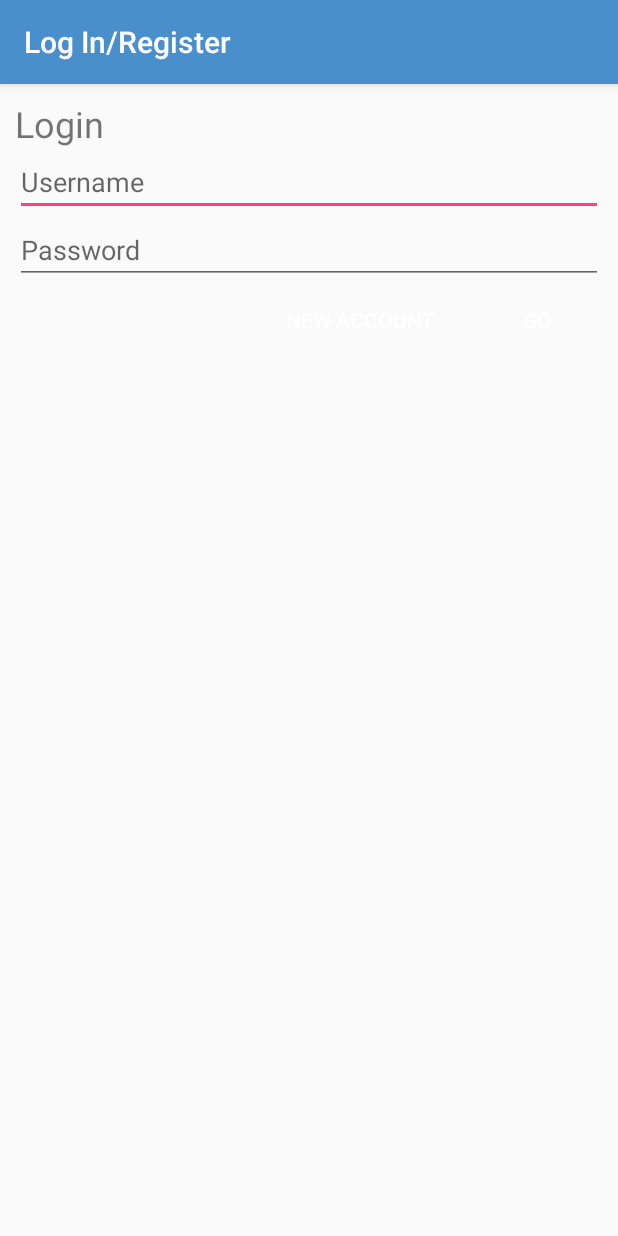
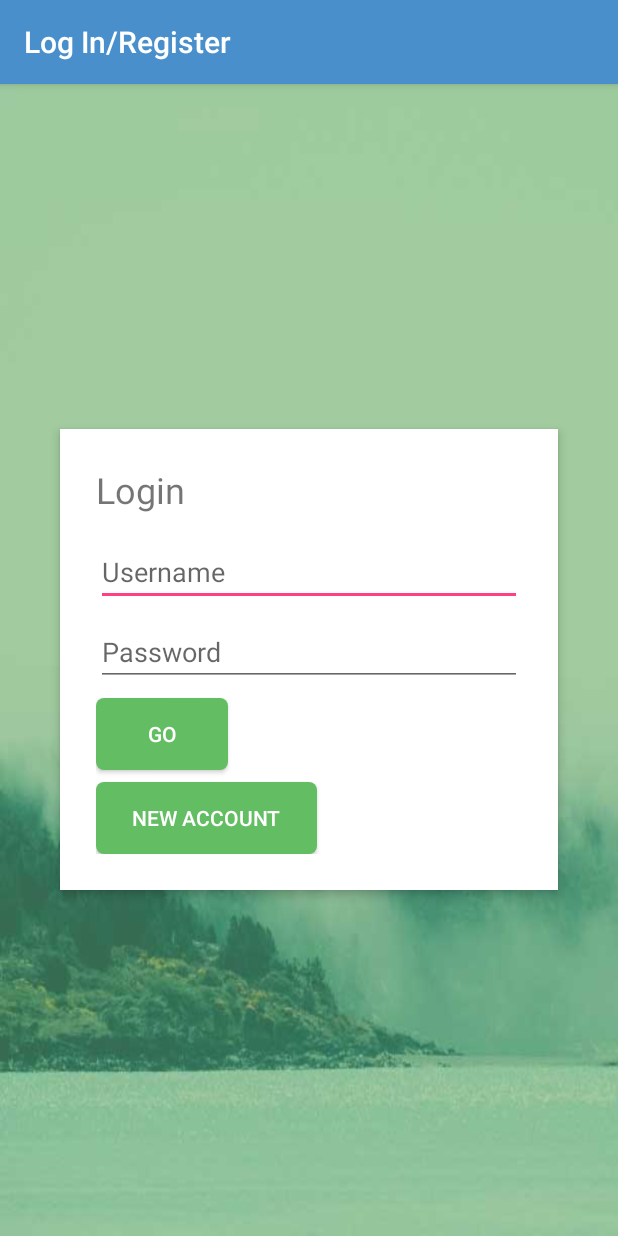
Before and after one commit to Ben-Wu/PayShare, an Android app: the screen it shows after launch (LoginActivity), on a phone screen of 412 x 824 dp. Run offline under Robolectric (Android 15) with nearby library versions, the phone set to English and light mode, and no system bars.

Commit message:
login change

```diff
--- a/app/src/main/res/layout/activity_login.xml
+++ b/app/src/main/res/layout/activity_login.xml
@@ -1,12 +1,19 @@
 <?xml version="1.0" encoding="utf-8"?>
 <RelativeLayout xmlns:android="http://schemas.android.com/apk/res/android"
     android:layout_width="match_parent"
-    android:layout_height="match_parent">
+    android:layout_height="match_parent"
+    android:background="@drawable/bg">
 
     <LinearLayout android:orientation="vertical"
         android:layout_width="match_parent"
-        android:layout_height="match_parent"
-        android:padding="10dp">
+        android:layout_height="wrap_content"
+        android:padding="24dp"
+        android:elevation="4dp"
+        android:background="#fff"
+        android:layout_marginLeft="40dp"
+        android:layout_marginRight="40dp"
+        android:layout_centerVertical="true"
+        android:layout_centerHorizontal="true">
 
         <TextView
             android:id="@+id/login_header"
@@ -28,14 +35,32 @@
             android:layout_width="match_parent"
             android:layout_height="wrap_content"
             android:hint="@string/login_username_hint"
-            android:digits="ABCDEFGHIJKLMNOPQRSTUVWXYZabcdefghijklmnopqrstuvwxyz_-1234567890"/>
+            android:digits="ABCDEFGHIJKLMNOPQRSTUVWXYZabcdefghijklmnopqrstuvwxyz_-1234567890"
+            android:layout_marginTop="16dp" />
 
         <EditText
             android:id="@+id/password_field"
             android:layout_width="match_parent"
             android:layout_height="wrap_content"
             android:hint="@string/login_password_hint"
-            android:inputType="textPassword"/>
+            android:inputType="textPassword"
+            android:layout_marginTop="8dp" />
+
+        <Button
+            android:id="@+id/login_go"
+            android:text="@string/login_go"
+            android:layout_width="wrap_content"
+            android:layout_height="wrap_content"
+            android:layout_alignParentTop="true"
+            android:layout_alignParentEnd="true"
+            android:layout_marginTop="8dp" />
+
+        <Button
+            android:id="@+id/login_new_acc"
+            android:text="@string/login_new_acc"
+            android:layout_width="wrap_content"
+            android:layout_height="wrap_content"
+            android:layout_marginTop="8dp" />
 
         <EditText
             android:layout_width="match_parent"
@@ -51,20 +76,6 @@
             android:layout_height="wrap_content"
             android:layout_gravity="end">
 
-            <Button
-                android:id="@+id/login_new_acc"
-                android:text="@string/login_new_acc"
-                android:layout_width="wrap_content"
-                android:layout_height="wrap_content"
-                style="@style/Widget.AppCompat.Button.Borderless"/>
-
-            <Button
-                android:id="@+id/login_go"
-                android:text="@string/login_go"
-                android:layout_width="wrap_content"
-                android:layout_height="wrap_content"
-                style="@style/Widget.AppCompat.Button.Borderless"/>
-
         </LinearLayout>
 
     </LinearLayout>
```
Also changed, not shown: app/src/main/res/drawable/bg.jpg (added).
